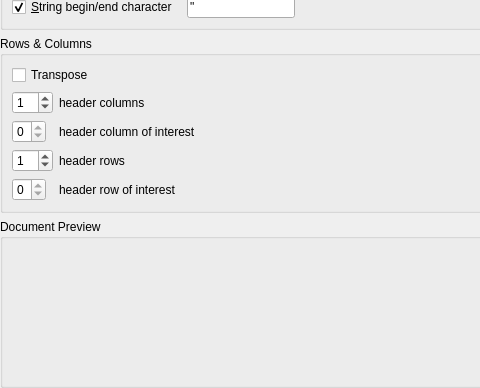
Before: the Qt Designer form Application/Resources/UI/voDelimitedTextImportWidget.ui in Kitware/Visomics, drawn with Qt 5; both pictures show x 0 to 480 and y 133 to 521 of the 791 by 521 pixel window.
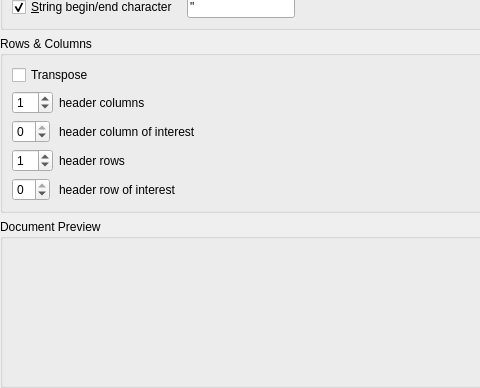
After: the same form once the commit is applied. Custom widgets are drawn as their Qt base class.

Commit message:
Import widget - Fix how import of interest column/row range was updated
If no row/column header are set, the associated row/column of interest is
set to -1.

Patch:
```diff
--- a/Application/Resources/UI/voDelimitedTextImportWidget.ui
+++ b/Application/Resources/UI/voDelimitedTextImportWidget.ui
@@ -153,6 +153,9 @@
       </item>
       <item row="4" column="0">
        <widget class="QSpinBox" name="HeaderColumnOfInterestSpinBox">
+        <property name="minimum">
+         <number>-1</number>
+        </property>
         <property name="maximum">
          <number>0</number>
         </property>
@@ -163,6 +166,9 @@
       </item>
       <item row="7" column="0">
        <widget class="QSpinBox" name="HeaderRowOfInterestSpinBox">
+        <property name="minimum">
+         <number>-1</number>
+        </property>
         <property name="maximum">
          <number>0</number>
         </property>
```
The commit also changes 2 other files.
